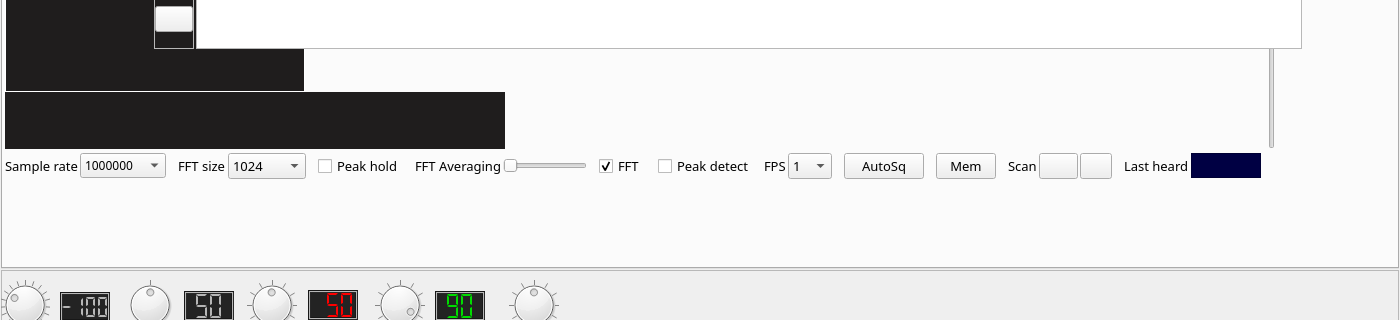
Before: the Qt Designer form mainwindow.ui in qradiolink/qradiolink, drawn with Qt 5; both pictures show x 0 to 1400 and y 277 to 597 of the 1400 by 721 pixel window.
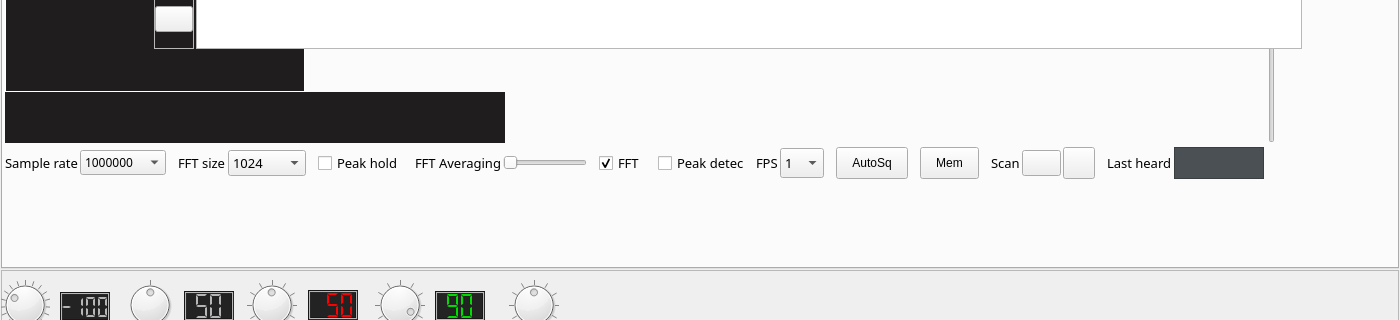
After: the same form once the commit is applied. The open tabs and pages were chosen to show the change. Icons and pictures are not drawn. Custom widgets are drawn as their Qt base class.

Patch:
```diff
--- a/mainwindow.ui
+++ b/mainwindow.ui
@@ -848,15 +848,17 @@
                </property>
                <property name="maximumSize">
                 <size>
-                 <width>80</width>
-                 <height>28</height>
+                 <width>100</width>
+                 <height>35</height>
                 </size>
                </property>
                <property name="toolTip">
                 <string>Automatic squelch</string>
                </property>
                <property name="styleSheet">
-                <string notr="true">font: 8pt &quot;Sans Serif&quot;;</string>
+                <string notr="true">font: 8pt &quot;Sans Serif&quot;;
+padding-left:15px;
+padding-right:15px;</string>
                </property>
                <property name="text">
                 <string>AutoSq</string>
@@ -889,13 +891,17 @@
                </property>
                <property name="maximumSize">
                 <size>
-                 <width>60</width>
-                 <height>28</height>
+                 <width>100</width>
+                 <height>35</height>
                 </size>
                </property>
                <property name="toolTip">
                 <string>&lt;html&gt;&lt;head/&gt;&lt;body&gt;&lt;p&gt;Memory channels&lt;/p&gt;&lt;/body&gt;&lt;/html&gt;</string>
                </property>
+               <property name="styleSheet">
+                <string notr="true">padding-left:15px;
+padding-right:15px;</string>
+               </property>
                <property name="text">
                 <string>Mem</string>
                </property>
@@ -1046,8 +1052,8 @@
                </property>
                <property name="minimumSize">
                 <size>
-                 <width>70</width>
-                 <height>25</height>
+                 <width>90</width>
+                 <height>32</height>
                 </size>
                </property>
                <property name="font">
@@ -1063,10 +1069,9 @@
                 <string>Incoming transmission callsign</string>
                </property>
                <property name="styleSheet">
-                <string notr="true">color: rgb(255, 255, 255);
+                <string notr="true">color: #ffffde;
 font: 9pt &quot;Monospace&quot;;
-background-color: rgb(0, 0, 67);
-</string>
+background-color: #4a5053</string>
                </property>
                <property name="frameShape">
                 <enum>QFrame::StyledPanel</enum>
```
Left out of the diff: 4 changed lines with no effect on the pictures.
